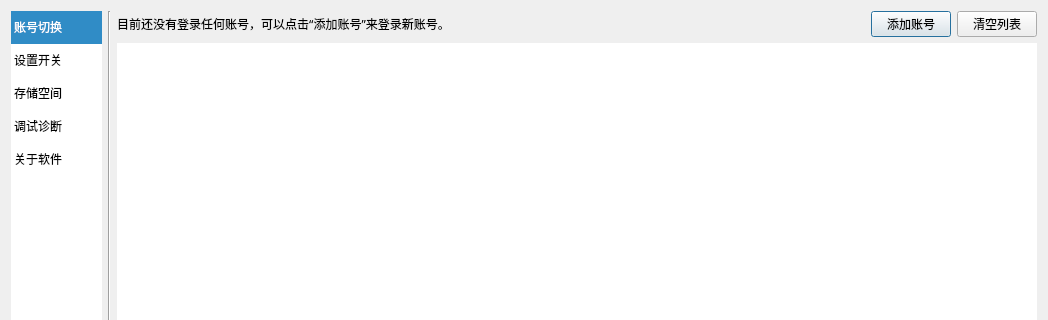
First picture: the form in src/resf/settings.ui, repository clb-128258/TiebaDesktop, before the edit; both pictures show x 0 to 1048 and y 0 to 320 of the 1048 by 709 pixel window.
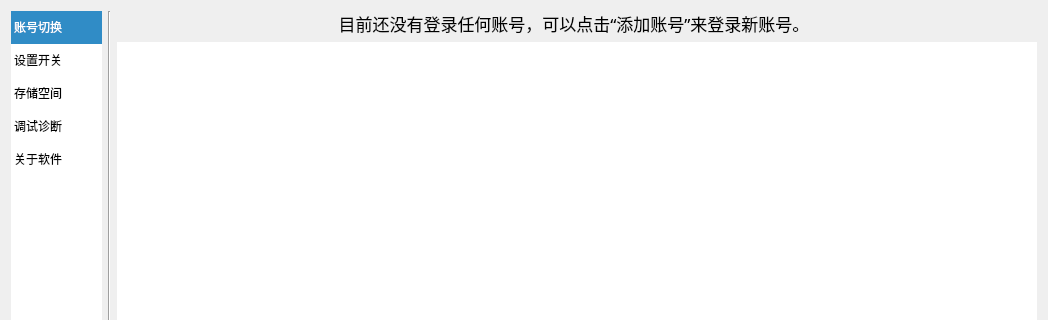
Second picture: the form after the edit.

Commit message: refactor: 重构内部的账号管理架构

Diff of the .ui file:
```diff
--- a/src/resf/settings.ui
+++ b/src/resf/settings.ui
@@ -76,7 +76,7 @@
       <number>0</number>
      </property>
      <widget class="QWidget" name="page">
-      <layout class="QGridLayout" name="gridLayout_2" rowstretch="0,0,0,1" columnstretch="1,0,0">
+      <layout class="QGridLayout" name="gridLayout_2" rowstretch="0,0,0" columnstretch="1,0">
        <property name="leftMargin">
         <number>0</number>
        </property>
@@ -89,7 +89,23 @@
        <property name="bottomMargin">
         <number>0</number>
        </property>
-       <item row="3" column="0" colspan="3">
+       <item row="0" column="0">
+        <widget class="QLabel" name="label">
+         <property name="font">
+          <font>
+           <family>微软雅黑</family>
+           <pointsize>13</pointsize>
+          </font>
+         </property>
+         <property name="text">
+          <string>目前还没有登录任何账号，可以点击“添加账号”来登录新账号。</string>
+         </property>
+         <property name="alignment">
+          <set>Qt::AlignCenter</set>
+         </property>
+        </widget>
+       </item>
+       <item row="2" column="0" colspan="2">
         <widget class="QListWidget" name="listWidget_2">
          <property name="frameShape">
           <enum>QFrame::NoFrame</enum>
@@ -105,56 +121,6 @@
          </property>
         </widget>
        </item>
-       <item row="0" column="0" colspan="3">
-        <layout class="QHBoxLayout" name="horizontalLayout_4">
-         <property name="bottomMargin">
-          <number>0</number>
-         </property>
-         <item>
-          <widget class="QLabel" name="label">
-           <property name="font">
-            <font>
-             <family>微软雅黑</family>
-             <pointsize>9</pointsize>
-            </font>
-           </property>
-           <property name="text">
-            <string>目前还没有登录任何账号，可以点击“添加账号”来登录新账号。</string>
-           </property>
-           <property name="alignment">
-            <set>Qt::AlignCenter</set>
-           </property>
-          </widget>
-         </item>
-         <item>
-          <spacer name="horizontalSpacer_3">
-           <property name="orientation">
-            <enum>Qt::Horizontal</enum>
-           </property>
-           <property name="sizeHint" stdset="0">
-            <size>
-             <width>40</width>
-             <height>20</height>
-            </size>
-           </property>
-          </spacer>
-         </item>
-         <item>
-          <widget class="QPushButton" name="pushButton_2">
-           <property name="text">
-            <string>添加账号</string>
-           </property>
-          </widget>
-         </item>
-         <item>
-          <widget class="QPushButton" name="pushButton">
-           <property name="text">
-            <string>清空列表</string>
-           </property>
-          </widget>
-         </item>
-        </layout>
-       </item>
       </layout>
      </widget>
      <widget class="QWidget" name="page_4">
```
Left out of the diff: 4 changed lines with no effect on the pictures. The commit also changes 21 other files.
